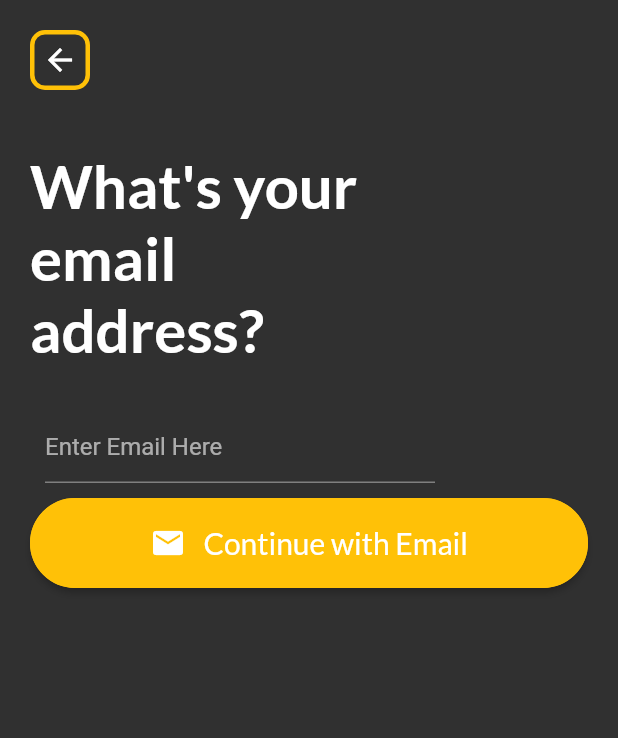
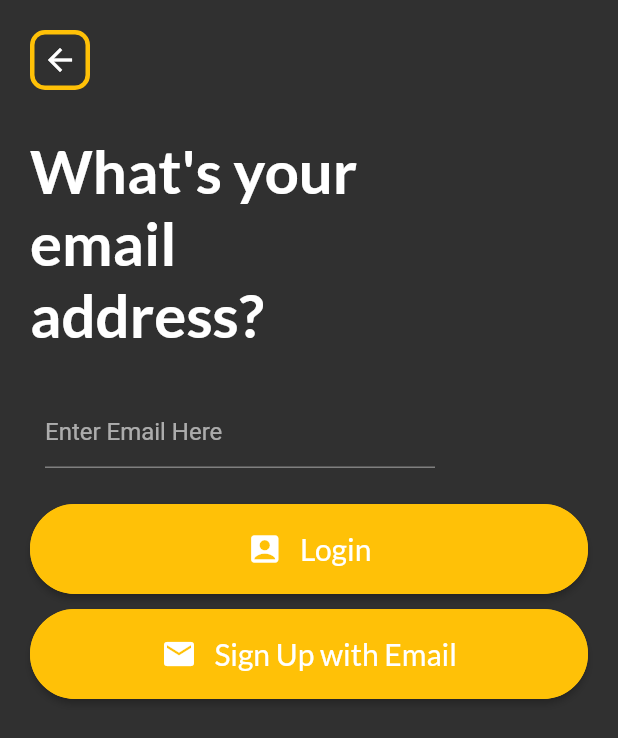
Before and after one commit to allenlogithub/social-app, a Flutter app: the EmailAddress screen opened directly, on a phone screen of 412 x 824 dp. Shown: the top 738 px of the screen. Run offline on Flutter 3.47's test engine with Material 2 defaults, Android fonts, the phone set to English and light mode, and no system bars; our stand-ins replace dio, get, google_fonts.

Commit message:
[mod] edit email_address screen, add login btn

```diff
--- a/lib/ui/auth/email_address.dart
+++ b/lib/ui/auth/email_address.dart
@@ -4,6 +4,7 @@ import 'package:get/get.dart';
 
 import 'package:social_app/widgets/navigation/back.dart';
 import 'package:social_app/ui/auth/signup.dart';
+import 'package:social_app/ui/auth/login.dart';
 
 class EmailAddress extends StatefulWidget {
   const EmailAddress({Key? key}) : super(key: key);
@@ -27,7 +28,7 @@ class _EmailAddressState extends State<EmailAddress> {
                 crossAxisAlignment: CrossAxisAlignment.start,
                 children: [
                   const NavigationBack(),
-                  const SizedBox(height: 40),
+                  const SizedBox(height: 30),
                   Text("What's your\nemail\naddress?",
                       style: GoogleFonts.lato(
                           color: Colors.white,
@@ -43,6 +44,35 @@ class _EmailAddressState extends State<EmailAddress> {
                         decoration:
                             const InputDecoration(hintText: 'Enter Email Here'),
                       )),
+                  const SizedBox(height: 14),
+                  SizedBox(
+                    height: 60,
+                    child: ElevatedButton(
+                      onPressed: () {
+                        Get.to(() => Login(account: _emailController.text));
+                      },
+                      style: ButtonStyle(
+                          backgroundColor:
+                              MaterialStateProperty.all<Color>(Colors.amber),
+                          shape:
+                              MaterialStateProperty.all<RoundedRectangleBorder>(
+                                  RoundedRectangleBorder(
+                                      borderRadius: BorderRadius.circular(50.0),
+                                      side: const BorderSide(
+                                          color: Colors.amber)))),
+                      child: Row(
+                        mainAxisAlignment: MainAxisAlignment.center,
+                        children: [
+                          const Icon(Icons.account_box_rounded,
+                              color: Colors.white),
+                          Text('   Login',
+                              style: GoogleFonts.lato(
+                                  fontSize: 20, color: Colors.white)),
+                        ],
+                      ),
+                    ),
+                  ),
+                  const SizedBox(height: 10),
                   SizedBox(
                     height: 60,
                     child: ElevatedButton(
@@ -62,7 +92,7 @@ class _EmailAddressState extends State<EmailAddress> {
                         mainAxisAlignment: MainAxisAlignment.center,
                         children: [
                           const Icon(Icons.email, color: Colors.white),
-                          Text('   Continue with Email',
+                          Text('   Sign Up with Email',
                               style: GoogleFonts.lato(
                                   fontSize: 20, color: Colors.white)),
                         ],
--- a/lib/ui/auth/login.dart
+++ b/lib/ui/auth/login.dart
@@ -1,5 +1,7 @@
 import 'package:flutter/material.dart';
 import 'package:google_fonts/google_fonts.dart';
+
+import 'package:social_app/widgets/navigation/back.dart';
 
 class Login extends StatefulWidget {
   final String account;
@@ -23,13 +25,14 @@ class _LoginState extends State<Login> {
               child: Column(
                 crossAxisAlignment: CrossAxisAlignment.start,
                 children: [
-                  const SizedBox(height: 80),
+                  const NavigationBack(),
+                  const SizedBox(height: 20),
                   Text("Login",
                       style: GoogleFonts.lato(
                           color: Colors.white,
                           fontSize: 35,
                           fontWeight: FontWeight.bold)),
-                  const SizedBox(height: 40),
+                  const SizedBox(height: 10),
                   RichText(
                     text: TextSpan(
                       text: 'Using  ',
```
